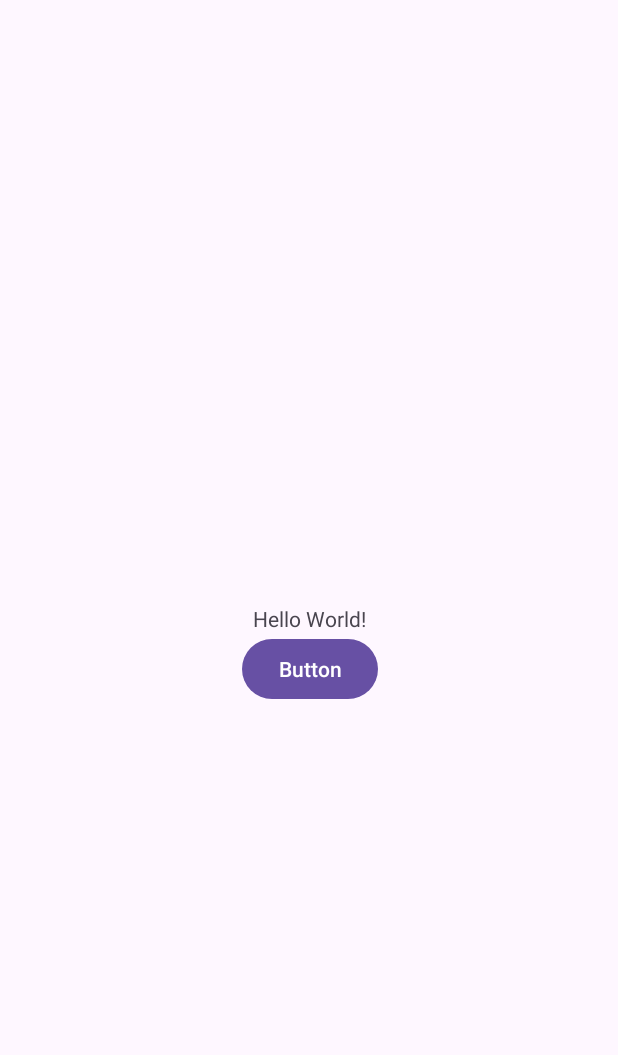
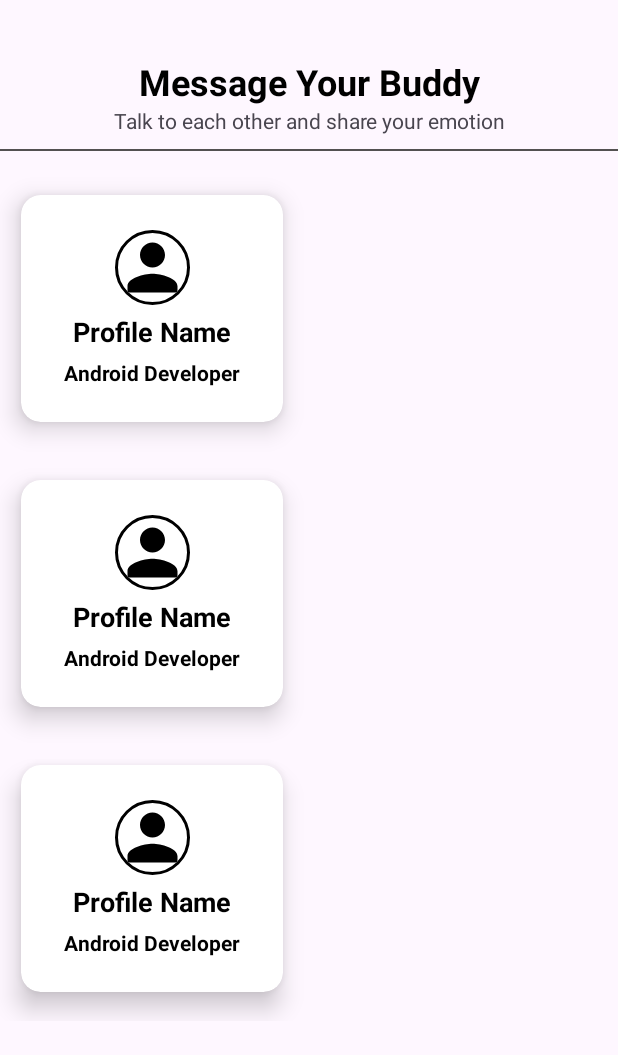
Before and after one commit to salauddin96/Chat_App, an Android app: the layout activity_main.xml on its own in the app's theme, with its tools: preview values and no code run, on a phone screen of 412 x 824 dp. Shown: the top 1055 px of the screen. Run offline under Robolectric (Android 15) with nearby library versions, the phone set to English and light mode, and no system bars.

Commit message:
add new profile_items xml and update kt files

```diff
--- a/app/src/main/java/org/techtales/pakhi/OTPActivity.kt
+++ b/app/src/main/java/org/techtales/pakhi/OTPActivity.kt
@@ -37,7 +37,7 @@ class OTPActivity : AppCompatActivity() {
 
         val phoneNumber = intent.getStringExtra("phoneNumber")
 
-        binding.textView.text = "Verify $phoneNumber"
+        binding.phoneTxt.text = "Verify $phoneNumber"
 
         val option = PhoneAuthOptions.newBuilder(auth!!)
             .setPhoneNumber(phoneNumber!!)
--- a/app/src/main/java/org/techtales/pakhi/model/User.kt
+++ b/app/src/main/java/org/techtales/pakhi/model/User.kt
@@ -20,7 +20,7 @@ class User {
         this.uid = uid
         this.name = name
         this.phoneNumber = phoneNumber
-        this.profileImage = profileImage
+        this.profileImage = uid
     }
 
 }
--- /dev/null
+++ b/app/src/main/res/drawable/baseline_person_24.xml
@@ -0,0 +1,5 @@
+<vector android:height="24dp" android:tint="#000000"
+    android:viewportHeight="24" android:viewportWidth="24"
+    android:width="24dp" xmlns:android="http://schemas.android.com/apk/res/android">
+    <path android:fillColor="@android:color/white" android:pathData="M12,12c2.21,0 4,-1.79 4,-4s-1.79,-4 -4,-4 -4,1.79 -4,4 1.79,4 4,4zM12,14c-2.67,0 -8,1.34 -8,4v2h16v-2c0,-2.66 -5.33,-4 -8,-4z"/>
+</vector>
--- a/app/src/main/res/layout/activity_main.xml
+++ b/app/src/main/res/layout/activity_main.xml
@@ -10,19 +10,48 @@
         android:id="@+id/textView6"
         android:layout_width="wrap_content"
         android:layout_height="wrap_content"
-        android:text="Hello World!"
-        app:layout_constraintBottom_toBottomOf="parent"
+        android:text="Message Your Buddy"
+        android:textColor="@color/black"
+        android:textStyle="bold"
+        android:textSize="24sp"
+        android:layout_marginTop="38dp"
         app:layout_constraintEnd_toEndOf="parent"
         app:layout_constraintStart_toStartOf="parent"
         app:layout_constraintTop_toTopOf="parent" />
 
-    <Button
-        android:id="@+id/button2"
+    <TextView
         android:layout_width="wrap_content"
         android:layout_height="wrap_content"
-        android:text="Button"
+        android:id="@+id/textView7"
+        android:text="Talk to each other and share your emotion"
         app:layout_constraintEnd_toEndOf="@+id/textView6"
         app:layout_constraintStart_toStartOf="@+id/textView6"
         app:layout_constraintTop_toBottomOf="@+id/textView6" />
 
+    <View
+        android:layout_width="match_parent"
+        android:layout_height="1dp"
+        android:id="@+id/view"
+        android:layout_marginTop="9dp"
+        android:background="#535151"
+        app:layout_constraintEnd_toEndOf="@+id/textView7"
+        app:layout_constraintStart_toStartOf="@+id/textView7"
+        app:layout_constraintTop_toBottomOf="@+id/textView7" />
+
+    <androidx.constraintlayout.widget.ConstraintLayout
+        android:layout_width="match_parent"
+        android:layout_height="wrap_content"
+        android:layout_marginTop="10dp"
+        app:layout_constraintEnd_toEndOf="@+id/view"
+        app:layout_constraintStart_toStartOf="@+id/view"
+        app:layout_constraintTop_toBottomOf="@+id/view">
+
+
+        <androidx.recyclerview.widget.RecyclerView
+            android:layout_width="match_parent"
+            android:layout_height="match_parent"
+            android:id="@+id/recyclerView"
+            tools:listitem="@layout/profile_items" />
+    </androidx.constraintlayout.widget.ConstraintLayout>
+
 </androidx.constraintlayout.widget.ConstraintLayout>
--- a/app/src/main/res/layout/activity_verification.xml
+++ b/app/src/main/res/layout/activity_verification.xml
@@ -72,7 +72,9 @@
 
         <androidx.constraintlayout.widget.ConstraintLayout
             android:layout_width="match_parent"
-            android:layout_height="match_parent">
+            android:layout_height="match_parent"
+            android:layout_gravity="center"
+            android:padding="15dp">
 
 
             <EditText
--- /dev/null
+++ b/app/src/main/res/layout/profile_items.xml
@@ -0,0 +1,55 @@
+<?xml version="1.0" encoding="utf-8"?>
+<androidx.cardview.widget.CardView xmlns:android="http://schemas.android.com/apk/res/android"
+    xmlns:tools="http://schemas.android.com/tools"
+    android:layout_width="wrap_content"
+    android:layout_height="wrap_content"
+    xmlns:app="http://schemas.android.com/apk/res-auto"
+    app:cardCornerRadius="13dp"
+    app:cardElevation="10dp"
+    app:cardUseCompatPadding="true">
+
+
+    <androidx.constraintlayout.widget.ConstraintLayout
+        android:layout_width="match_parent"
+        android:layout_height="match_parent"
+        android:layout_margin="10dp"
+        android:padding="13dp">
+
+        <de.hdodenhof.circleimageview.CircleImageView
+            android:id="@+id/profileImg"
+            android:layout_width="50dp"
+            android:layout_height="50dp"
+            android:src="@drawable/baseline_person_24"
+            app:civ_border_width="2dp"
+            app:layout_constraintEnd_toEndOf="parent"
+            app:layout_constraintStart_toStartOf="parent"
+            app:layout_constraintTop_toTopOf="parent" />
+
+        <TextView
+            android:id="@+id/profileName"
+            android:layout_width="wrap_content"
+            android:layout_height="wrap_content"
+            android:layout_margin="5dp"
+            android:text="Profile Name"
+            android:textColor="@color/black"
+            android:textSize="18sp"
+            android:textStyle="bold"
+            app:layout_constraintEnd_toEndOf="@+id/profileImg"
+            app:layout_constraintStart_toStartOf="@+id/profileImg"
+            app:layout_constraintTop_toBottomOf="@+id/profileImg" />
+
+        <TextView
+            android:id="@+id/profilePro"
+            android:layout_width="wrap_content"
+            android:layout_height="wrap_content"
+            android:layout_margin="5dp"
+            android:text="Android Developer"
+            android:textColor="@color/black"
+            android:textStyle="bold"
+            app:layout_constraintEnd_toEndOf="@+id/profileName"
+            app:layout_constraintStart_toStartOf="@+id/profileName"
+            app:layout_constraintTop_toBottomOf="@+id/profileName" />
+
+    </androidx.constraintlayout.widget.ConstraintLayout>
+
+</androidx.cardview.widget.CardView>
```
Also changed, not shown: app/src/main/java/org/techtales/pakhi/MainActivity.kt (+70 -0 lines), app/src/main/java/org/techtales/pakhi/SetupProfileActivity.kt (+9 -8 lines), app/src/main/java/org/techtales/pakhi/UsersAdapter/UserAdapter.kt (added, +35 -0 lines), app/src/main/res/layout/activity_otpactivity.xml (+13 -9 lines), app/src/main/res/layout/activity_setup_profile.xml (+11 -6 lines).
